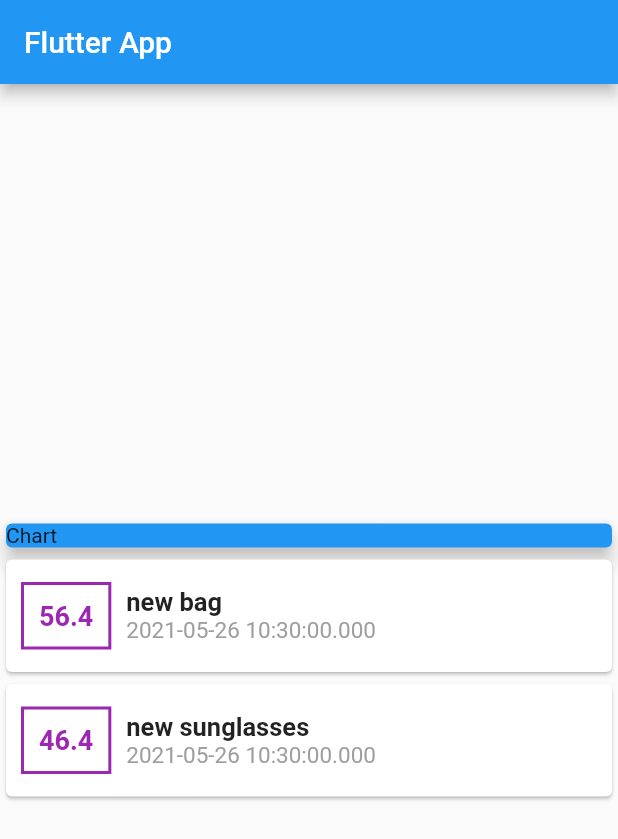
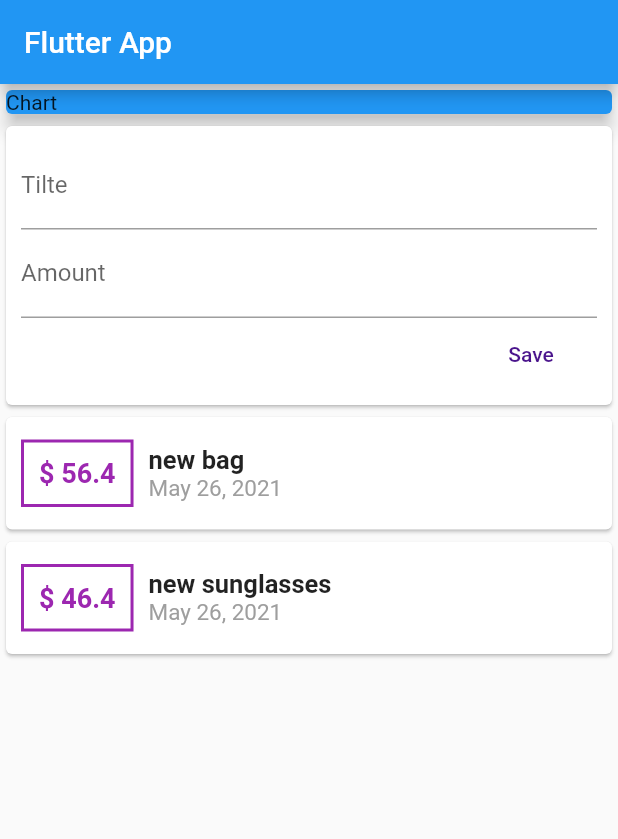
Before and after one commit to AfafAlsamel/expenses-planner, a Flutter app: the screen it shows after launch, on a phone screen of 412 x 824 dp. Shown: the top 839 px of the screen. Run offline on Flutter 3.47's test engine with Material 2 defaults, Android fonts, the phone set to English and light mode, and no system bars.

Commit message:
"take transactions from users"

```diff
--- a/lib/main.dart
+++ b/lib/main.dart
@@ -1,4 +1,4 @@
-import 'package:expenses_planner/transactions.dart';
+import 'package:expenses_planner/widegts/users_transactions.dart';
 import 'package:flutter/cupertino.dart';
 import 'package:flutter/material.dart';
 
@@ -15,28 +15,16 @@ class MyApp extends StatelessWidget {
 }
 
 class MyHomePage extends StatelessWidget {
-  final List<Transaction> transactoin = [
-    Transaction(
-      id: 't1',
-      title: 'new bag',
-      amount: 56.4,
-      date: DateTime.now(),
-    ),
-    Transaction(
-      id: 't2',
-      title: 'new sunglasses',
-      amount: 46.4,
-      date: DateTime.now(),
-    ),
-  ];
+
   @override
   Widget build(BuildContext context) {
     return Scaffold(
         appBar: AppBar(
           title: Text('Flutter App'),
         ),
-        body: Column(
-          mainAxisAlignment: MainAxisAlignment.center,
+        body: SingleChildScrollView(
+                  child: Column(
+            // mainAxisAlignment: MainAxisAlignment.center,
             crossAxisAlignment: CrossAxisAlignment.center,
             children: [
               Container(
@@ -47,55 +35,9 @@ class MyHomePage extends StatelessWidget {
                   child: Text('Chart'),
                 ),
               ),
-            Column(
-              children: transactoin.map((tx) {
-                return Card(
-                  child: Row(
-                    children: [
-                      Container(
-                        margin:
-                            EdgeInsets.symmetric(vertical: 15, horizontal: 10),
-                        decoration: BoxDecoration(
-                            border: Border.all(
-                          color: Colors.purple,
-                          width: 2,
-                        )),
-                        padding: EdgeInsets.all(10),
-                        child: Text(
-                          tx.amount.toString(),
-                          style: TextStyle(
-                            color: Colors.purple,
-                            fontWeight: FontWeight.bold,
-                            fontSize: 18,
-                          ),
-                        ),
-                      ),
-                      Column(
-                        crossAxisAlignment: CrossAxisAlignment.start,
-
-                        children: [
-                          Text(
-                            tx.title,
-                            style: TextStyle(
-                              fontSize: 17,
-                              fontWeight: FontWeight.bold,
-                            ),
-                          ),
-                          Text(
-                            tx.date.toString(),
-                            style: TextStyle(
-                              color: Colors.grey,
-                              fontSize: 15,
-                            ),
-                          ),
-                        ],
-                      )
+             UsersTransactions()
             ],
           ),
-                );
-              }).toList(),
-            ),
-          ],
         ));
   }
 }
--- /dev/null
+++ b/lib/widegts/new_transaction.dart
@@ -0,0 +1,38 @@
+import 'package:flutter/material.dart';
+
+class NewTransaction extends StatelessWidget {
+  final Function addNewTransaction;
+  NewTransaction(this.addNewTransaction);
+
+  final titleController = TextEditingController();
+  final amountController = TextEditingController();
+
+  @override
+  Widget build(BuildContext context) {
+    return Card(
+      child: Container(
+        padding: EdgeInsets.all(10),
+        child: Column(
+          crossAxisAlignment: CrossAxisAlignment.end,
+          children: [
+            TextField(
+              decoration: InputDecoration(labelText: 'Tilte'),
+              controller: titleController,
+            ),
+            TextField(
+              decoration: InputDecoration(labelText: 'Amount'),
+              controller: amountController,
+            ),
+            FlatButton(
+              onPressed: () {
+                addNewTransaction(titleController.text,double.parse(amountController.text));
+              },
+              child: Text('Save'),
+              textColor: Colors.purple[900],
+            ),
+          ],
+        ),
+      ),
+    );
+  }
+}
--- /dev/null
+++ b/lib/widegts/transaction_list.dart
@@ -0,0 +1,64 @@
+import 'package:flutter/material.dart';
+import 'package:intl/intl.dart';
+
+import '../models/transactions.dart';
+
+class TransactionList extends StatelessWidget {
+  final List<Transaction> userTransactions;
+
+  TransactionList(this.userTransactions);
+
+  @override
+  Widget build(BuildContext context) {
+    return Container(
+      height: 500,
+      child: ListView.builder(
+          itemCount: userTransactions.length,
+          itemBuilder: (ctx, index){ return Card(
+              child: Row(
+                children: [
+                  Container(
+                    margin: EdgeInsets.symmetric(vertical: 15, horizontal: 10),
+                    decoration: BoxDecoration(
+                        border: Border.all(
+                      color: Colors.purple,
+                      width: 2,
+                    )),
+                    padding: EdgeInsets.all(10),
+                    child: Text(
+                      '\$ ${ userTransactions[index].amount}',
+                      style: TextStyle(
+                        color: Colors.purple,
+                        fontWeight: FontWeight.bold,
+                        fontSize: 18,
+                      ),
+                    ),
+                  ),
+                  Column(
+                    crossAxisAlignment: CrossAxisAlignment.start,
+                    children: [
+                      Text(
+                        userTransactions[index].title,
+                        style: TextStyle(
+                          fontSize: 17,
+                          fontWeight: FontWeight.bold,
+                        ),
+                      ),
+                      Text(
+                        DateFormat().add_yMMMMd().format( userTransactions[index].date),
+                        style: TextStyle(
+                          color: Colors.grey,
+                          fontSize: 15,
+                        ),
+                      ),
+                    ],
+                  )
+                ],
+              ),
+            );},
+
+
+        ),
+      );
+  }
+}
--- /dev/null
+++ b/lib/widegts/users_transactions.dart
@@ -0,0 +1,48 @@
+import 'package:flutter/material.dart';
+import './new_transaction.dart';
+import './transaction_list.dart';
+import '../models/transactions.dart';
+
+class UsersTransactions extends StatefulWidget {
+  @override
+  _UsersTransactionsState createState() => _UsersTransactionsState();
+}
+
+class _UsersTransactionsState extends State<UsersTransactions> {
+  final List<Transaction> _userTransactoins = [
+    Transaction(
+      id: 't1',
+      title: 'new bag',
+      amount: 56.4,
+      date: DateTime.now(),
+    ),
+    Transaction(
+      id: 't2',
+      title: 'new sunglasses',
+      amount: 46.4,
+      date: DateTime.now(),
+    ),
+  ];
+
+  void _addNewTransaction(String titleTx, double amountTx) {
+    final newTx = Transaction(
+      title: titleTx,
+      amount: amountTx,
+      date: DateTime.now(),
+      id: DateTime.now().toString(),
+    );
+    setState(() {
+      _userTransactoins.add(newTx);
+    });
+  }
+
+  @override
+  Widget build(BuildContext context) {
+    return Column(
+      children: [
+        NewTransaction(_addNewTransaction),
+        TransactionList(_userTransactoins),
+      ],
+    );
+  }
+}
--- a/pubspec.yaml
+++ b/pubspec.yaml
@@ -23,7 +23,7 @@ environment:
 dependencies:
   flutter:
     sdk: flutter
-
+  intl: ^0.17.0
 
   # The following adds the Cupertino Icons font to your application.
   # Use with the CupertinoIcons class for iOS style icons.
```
Also changed, not shown: lib/models/transactions.dart (renamed from lib/transactions.dart), pubspec.lock. Lines whose indentation alone changed are shown as unchanged.
